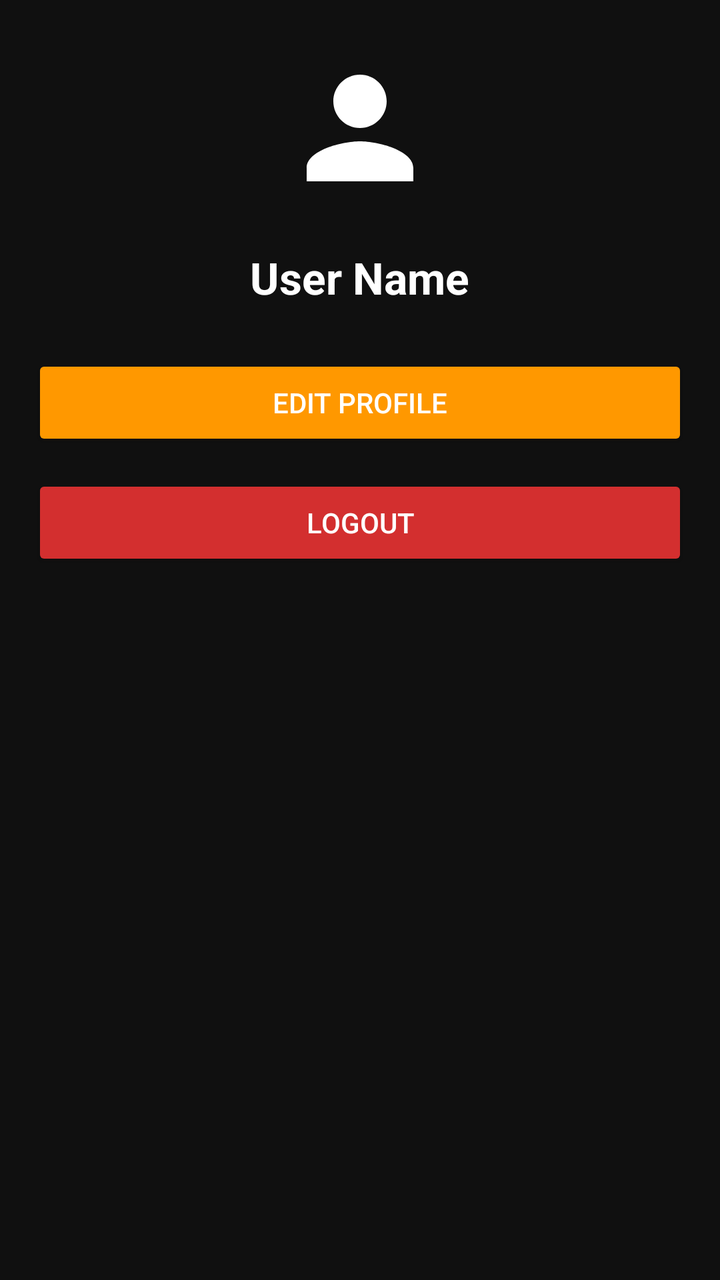
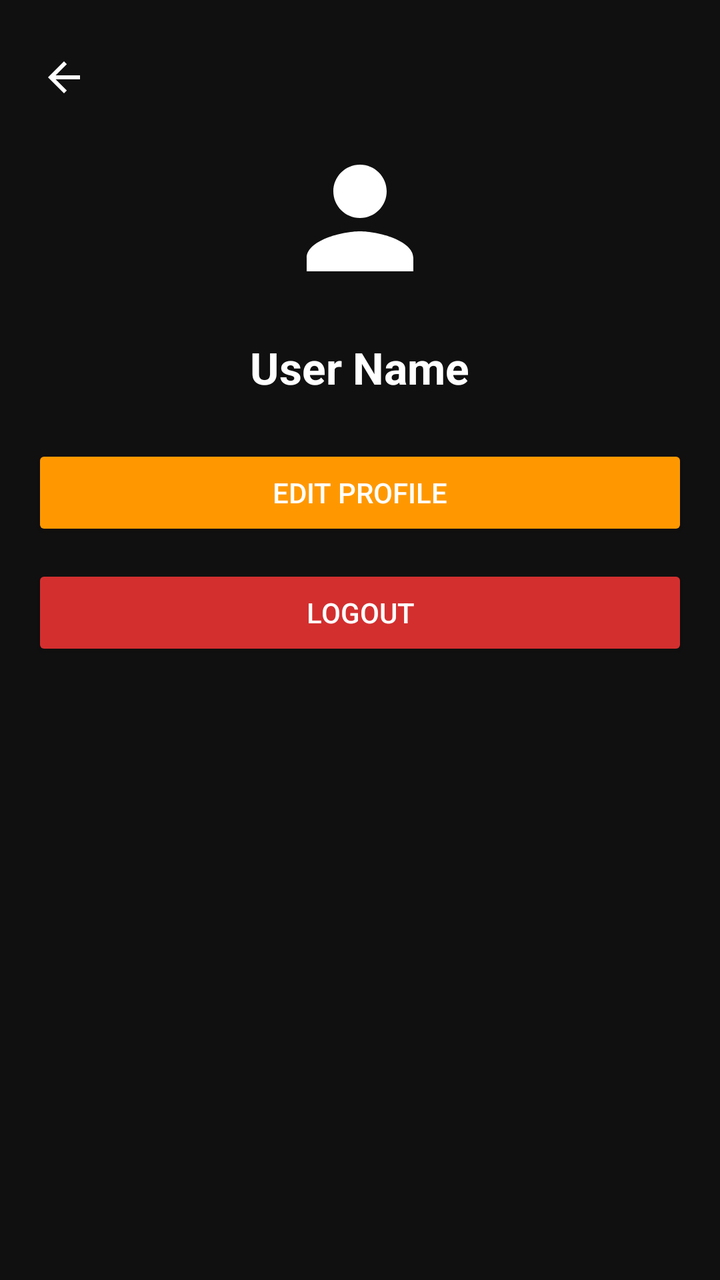

Screens rendered from an Android XML layout before and after an edit, with the pre-edit source and the edit as a unified diff.
<!-- AndroidManifest.xml: application theme Theme.Workouttracker -->
<!-- res/layout/fragment_account.xml -->
<?xml version="1.0" encoding="utf-8"?>
<ScrollView xmlns:android="http://schemas.android.com/apk/res/android"
    android:layout_width="match_parent"
    android:layout_height="match_parent"
    android:background="#101010"
    android:padding="16dp">

    <LinearLayout
        android:orientation="vertical"
        android:layout_width="match_parent"
        android:layout_height="wrap_content">

        <ImageView
            android:id="@+id/accountAvatar"
            android:layout_width="96dp"
            android:layout_height="96dp"
            android:layout_gravity="center"
            android:src="@drawable/ic_account_circle"
            android:tint="@android:color/white"
            android:padding="8dp" />

        <TextView
            android:id="@+id/accountName"
            android:layout_width="wrap_content"
            android:layout_height="wrap_content"
            android:text="User Name"
            android:textColor="@android:color/white"
            android:textSize="22sp"
            android:textStyle="bold"
            android:layout_gravity="center"
            android:layout_marginTop="12dp" />

        <Button
            android:id="@+id/btnEditProfile"
            android:layout_width="match_parent"
            android:layout_height="wrap_content"
            android:text="Edit Profile"
            android:backgroundTint="#FF9800"
            android:textColor="@android:color/white"
            android:layout_marginTop="24dp" />

        <Button
            android:id="@+id/btnLogout"
            android:layout_width="match_parent"
            android:layout_height="wrap_content"
            android:text="Logout"
            android:backgroundTint="#D32F2F"
            android:textColor="@android:color/white"
            android:layout_marginTop="12dp" />

    </LinearLayout>

</ScrollView>
<!-- resources referenced by this layout -->
<resources>
  <!-- drawable ic_account_circle (drawable) -->
  <vector xmlns:android="http://schemas.android.com/apk/res/android"
      android:width="24dp"
      android:height="24dp"
      android:viewportWidth="24"
      android:viewportHeight="24">
      <path
          android:fillColor="#FFFFFF"
          android:pathData="M12,12c2.21,0 4,-1.79 4,-4s-1.79,-4 -4,-4 -4,1.79 -4,4 1.79,4 4,4zM12,14c-2.67,0 -8,1.34 -8,4v2h16v-2c0,-2.66 -5.33,-4 -8,-4z"/>
  </vector>
  <style name="Theme.Workouttracker" parent="Base.Theme.Workouttracker" />
  <style name="Base.Theme.Workouttracker" parent="Theme.Material3.DayNight.NoActionBar">
          
          
      </style>
</resources>

<!-- the commit's change to res/layout/fragment_account.xml (unified diff, before → after) -->
@@ -1,5 +1,6 @@
 <?xml version="1.0" encoding="utf-8"?>
 <ScrollView xmlns:android="http://schemas.android.com/apk/res/android"
+    xmlns:app="http://schemas.android.com/apk/res-auto"
     android:layout_width="match_parent"
     android:layout_height="match_parent"
     android:background="#101010"
@@ -10,14 +11,25 @@
         android:layout_width="match_parent"
         android:layout_height="wrap_content">
 
+        
+        <ImageButton
+            android:id="@+id/backBtn"
+            android:layout_width="32dp"
+            android:layout_height="45dp"
+            android:background="@android:color/transparent"
+            android:contentDescription="@string/back_arrow"
+            android:padding="4dp"
+            android:src="@drawable/ic_arrow_back"
+            app:tint="@android:color/white" />
+
         <ImageView
             android:id="@+id/accountAvatar"
             android:layout_width="96dp"
             android:layout_height="96dp"
             android:layout_gravity="center"
             android:src="@drawable/ic_account_circle"
-            android:tint="@android:color/white"
-            android:padding="8dp" />
+            android:padding="8dp"
+            app:tint="@android:color/white" />
 
         <TextView
             android:id="@+id/accountName"
<!-- resource entries referenced after the edit -->
@@ -10,6 +10,17 @@
           android:fillColor="#FFFFFF"
           android:pathData="M12,12c2.21,0 4,-1.79 4,-4s-1.79,-4 -4,-4 -4,1.79 -4,4 1.79,4 4,4zM12,14c-2.67,0 -8,1.34 -8,4v2h16v-2c0,-2.66 -5.33,-4 -8,-4z"/>
   </vector>
+  <!-- drawable ic_arrow_back (drawable) -->
+  <vector xmlns:android="http://schemas.android.com/apk/res/android"
+      android:width="24dp"
+      android:height="24dp"
+      android:viewportWidth="24"
+      android:viewportHeight="24">
+      <path
+          android:fillColor="#FFFFFF"
+          android:pathData="M20,11H7.83l5.59,-5.59L12,4l-8,8 8,8 1.41,-1.41L7.83,13H20v-2z"/>
+  </vector>
+  <string name="back_arrow">Back Arrow</string>
   <style name="Theme.Workouttracker" parent="Base.Theme.Workouttracker" />
   <style name="Base.Theme.Workouttracker" parent="Theme.Material3.DayNight.NoActionBar">
           
